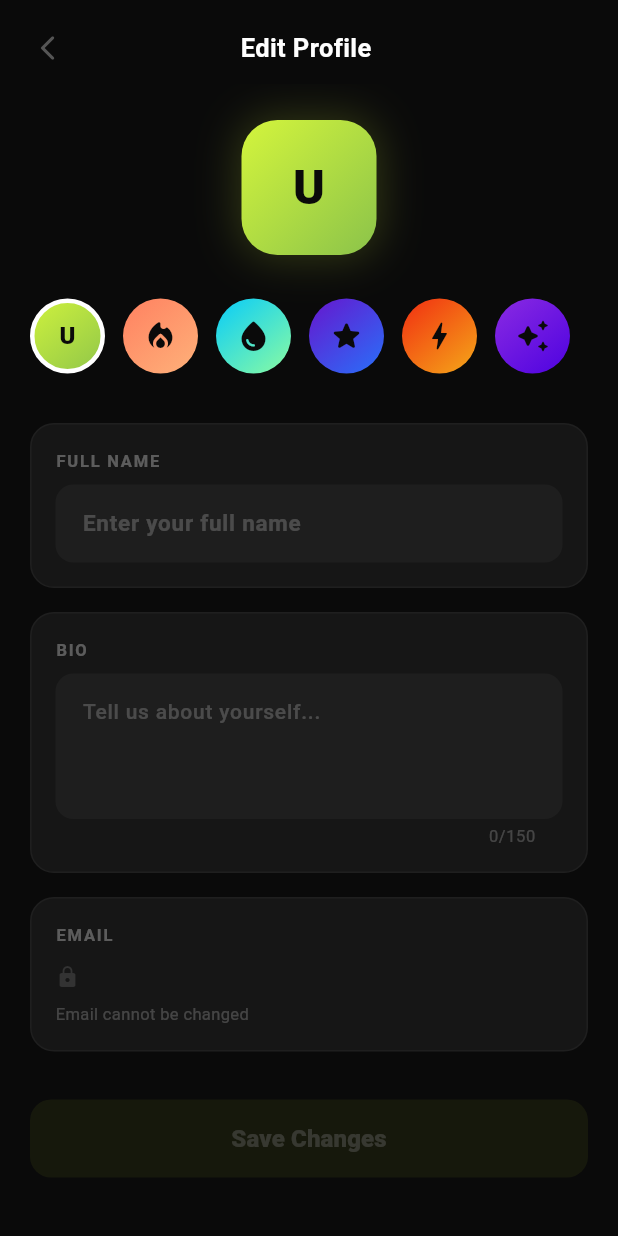
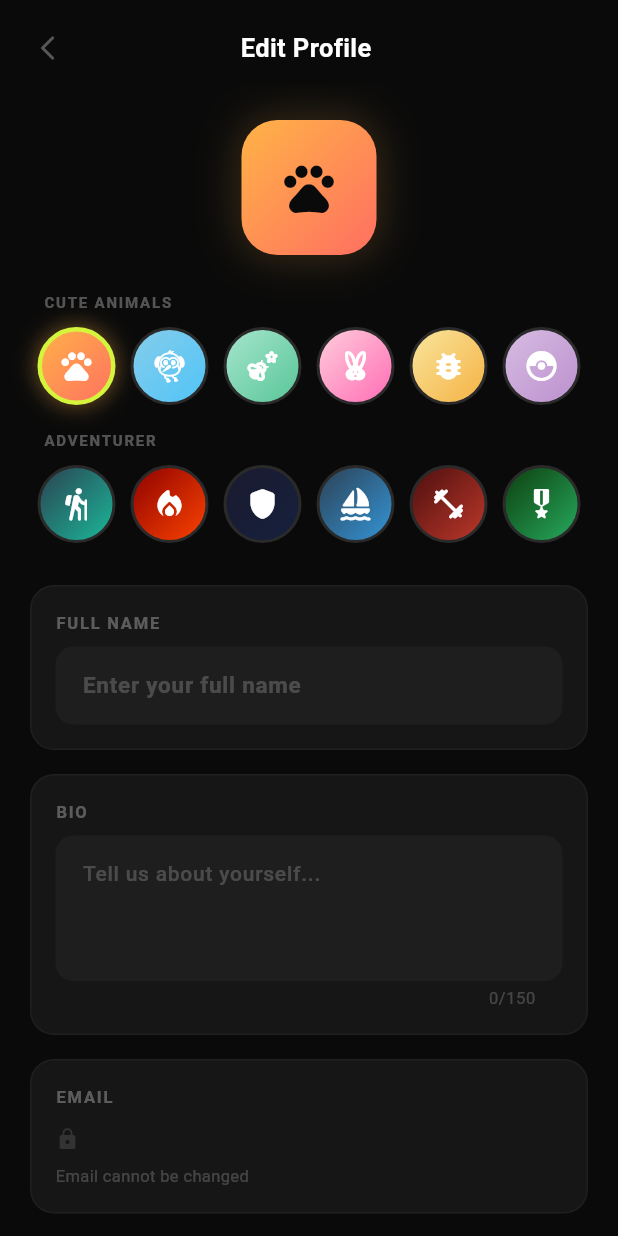
Before and after one commit to Brownspite/trekking_social, a Flutter app: the EditProfileScreen screen opened directly, on a phone screen of 412 x 824 dp. Run offline on Flutter 3.47's test engine with Material 3 defaults, Android fonts, the light colour scheme and no system bars; our stand-ins replace cloud_firestore, firebase_auth, firebase_core, google_sign_in; accounts and stored records are empty.

Commit message:
feat: Add cute animal and manly character avatars

```diff
--- a/lib/screens/edit_profile_screen.dart
+++ b/lib/screens/edit_profile_screen.dart
@@ -2,6 +2,7 @@ import 'package:flutter/material.dart';
 import 'package:firebase_auth/firebase_auth.dart';
 import 'package:cloud_firestore/cloud_firestore.dart';
 import '../services/auth_service.dart';
+import '../utils/avatar_styles.dart';
 
 class EditProfileScreen extends StatefulWidget {
   const EditProfileScreen({super.key});
@@ -23,14 +24,7 @@ class _EditProfileScreenState extends State<EditProfileScreen>
   int _originalAvatarId = 0;
   int _selectedAvatarId = 0;
 
-  static const List<Map<String, dynamic>> avatarStyles = [
-    {'colors': [Color(0xFFD4F53C), Color(0xFF8BC34A)], 'icon': null},
-    {'colors': [Color(0xFFFF7E5F), Color(0xFFFEB47B)], 'icon': Icons.local_fire_department_rounded},
-    {'colors': [Color(0xFF00C9FF), Color(0xFF92FE9D)], 'icon': Icons.water_drop_rounded},
-    {'colors': [Color(0xFF6A11CB), Color(0xFF2575FC)], 'icon': Icons.star_rounded},
-    {'colors': [Color(0xFFF12711), Color(0xFFF5AF19)], 'icon': Icons.bolt_rounded},
-    {'colors': [Color(0xFF8E2DE2), Color(0xFF4A00E0)], 'icon': Icons.auto_awesome_rounded},
-  ];
+  static List<Map<String, dynamic>> get avatarStyles => AvatarStyles.styles;
 
   late AnimationController _animController;
   late Animation<double> _fadeAnim;
@@ -233,57 +227,9 @@ class _EditProfileScreenState extends State<EditProfileScreen>
                           ),
                           const SizedBox(height: 24),
 
-                          SizedBox(
-                            height: 60,
-                            child: ListView.builder(
-                              scrollDirection: Axis.horizontal,
-                              itemCount: avatarStyles.length,
-                              itemBuilder: (context, index) {
-                                final style = avatarStyles[index];
-                                final isSelected = _selectedAvatarId == index;
-                                return GestureDetector(
-                                  onTap: () {
-                                    setState(() {
-                                      _selectedAvatarId = index;
-                                    });
-                                    _checkChanges();
-                                  },
-                                  child: Container(
-                                    width: 50,
-                                    height: 50,
-                                    margin: const EdgeInsets.only(right: 12),
-                                    decoration: BoxDecoration(
-                                      shape: BoxShape.circle,
-                                      gradient: LinearGradient(
-                                        begin: Alignment.topLeft,
-                                        end: Alignment.bottomRight,
-                                        colors: style['colors'],
-                                      ),
-                                      border: isSelected
-                                          ? Border.all(color: Colors.white, width: 3)
-                                          : Border.all(color: Colors.transparent, width: 3),
-                                    ),
-                                    child: Center(
-                                      child: style['icon'] == null
-                                          ? Text(
-                                              initials,
-                                              style: const TextStyle(
-                                                fontSize: 16,
-                                                fontWeight: FontWeight.w800,
-                                                color: Color(0xFF0A0A0A),
-                                              ),
-                                            )
-                                          : Icon(
-                                              style['icon'],
-                                              size: 24,
-                                              color: const Color(0xFF0A0A0A),
-                                            ),
-                                    ),
-                                  ),
-                                );
-                              },
-                            ),
-                          ),
+                          _buildAvatarSection('CUTE ANIMALS', 0, 6),
+                          const SizedBox(height: 16),
+                          _buildAvatarSection('ADVENTURER', 6, 12),
                           const SizedBox(height: 28),
 
                           Container(
@@ -543,6 +489,78 @@ class _EditProfileScreenState extends State<EditProfileScreen>
     );
   }
 
+  Widget _buildAvatarSection(String title, int start, int end) {
+    return Column(
+      crossAxisAlignment: CrossAxisAlignment.start,
+      children: [
+        Padding(
+          padding: const EdgeInsets.only(left: 4, bottom: 10),
+          child: Text(
+            title,
+            style: TextStyle(
+              fontSize: 10,
+              fontWeight: FontWeight.w700,
+              letterSpacing: 1.2,
+              color: Colors.white.withOpacity(0.3),
+            ),
+          ),
+        ),
+        Wrap(
+          spacing: 10,
+          runSpacing: 10,
+          children: List.generate(end - start, (i) {
+            final index = start + i;
+            final style = avatarStyles[index];
+            final isSelected = _selectedAvatarId == index;
+            return GestureDetector(
+              onTap: () {
+                setState(() => _selectedAvatarId = index);
+                _checkChanges();
+              },
+              child: AnimatedContainer(
+                duration: const Duration(milliseconds: 200),
+                width: 52,
+                height: 52,
+                decoration: BoxDecoration(
+                  shape: BoxShape.circle,
+                  gradient: LinearGradient(
+                    begin: Alignment.topLeft,
+                    end: Alignment.bottomRight,
+                    colors: style['colors'],
+                  ),
+                  border: isSelected
+                      ? Border.all(color: const Color(0xFFD4F53C), width: 3)
+                      : Border.all(color: const Color(0xFF2A2A2A), width: 2),
+                  boxShadow: isSelected
+                      ? [
+                          BoxShadow(
+                            color: (style['colors'] as List<Color>)[0].withOpacity(0.4),
+                            blurRadius: 12,
+                            spreadRadius: 1,
+                          ),
+                        ]
+                      : [],
+                ),
+                child: Center(
+                  child: style['icon'] == null
+                      ? Text(
+                          style['label'] ?? '',
+                          style: const TextStyle(fontSize: 24),
+                        )
+                      : Icon(
+                          style['icon'],
+                          size: 24,
+                          color: Colors.white,
+                        ),
+                ),
+              ),
+            );
+          }),
+        ),
+      ],
+    );
+  }
+
   String _getInitials(String name) {
     if (name.trim().isEmpty) return 'U';
     final parts = name.trim().split(RegExp(r'\s+'));
--- a/lib/screens/event_detail_screen.dart
+++ b/lib/screens/event_detail_screen.dart
@@ -3,6 +3,7 @@ import 'package:firebase_auth/firebase_auth.dart';
 import 'package:cloud_firestore/cloud_firestore.dart';
 import '../models/event_model.dart';
 import '../services/event_service.dart';
+import '../utils/avatar_styles.dart';
 import 'public_profile_screen.dart';
 import 'create_event_screen.dart';
 import 'bkash_payment_screen.dart';
@@ -27,14 +28,7 @@ class _EventDetailScreenState extends State<EventDetailScreen>
   List<Map<String, dynamic>> _attendees = [];
   int _spotsTaken = 0;
 
-  static const List<Map<String, dynamic>> _avatarStyles = [
-    {'colors': [Color(0xFFD4F53C), Color(0xFF8BC34A)], 'icon': null},
-    {'colors': [Color(0xFFFF7E5F), Color(0xFFFEB47B)], 'icon': Icons.local_fire_department_rounded},
-    {'colors': [Color(0xFF00C9FF), Color(0xFF92FE9D)], 'icon': Icons.water_drop_rounded},
-    {'colors': [Color(0xFF6A11CB), Color(0xFF2575FC)], 'icon': Icons.star_rounded},
-    {'colors': [Color(0xFFF12711), Color(0xFFF5AF19)], 'icon': Icons.bolt_rounded},
-    {'colors': [Color(0xFF8E2DE2), Color(0xFF4A00E0)], 'icon': Icons.auto_awesome_rounded},
-  ];
+  static List<Map<String, dynamic>> get _avatarStyles => AvatarStyles.styles;
 
   @override
   void initState() {
@@ -493,7 +487,7 @@ class _EventDetailScreenState extends State<EventDetailScreen>
                                         border: Border.all(color: const Color(0xFF222222), width: 1),
                                       ),
                                       child: _avatarStyles[avatarId]['icon'] == null
-                                        ? Center(child: Text(attendee['name'][0].toUpperCase(), style: const TextStyle(fontWeight: FontWeight.w800, color: Color(0xFF0A0A0A), fontSize: 16)))
+                                        ? Center(child: Text(_avatarStyles[avatarId]['label'] ?? attendee['name'][0].toUpperCase(), style: const TextStyle(fontWeight: FontWeight.w800, color: Color(0xFF0A0A0A), fontSize: 16)))
                                         : Icon(_avatarStyles[avatarId]['icon'], color: const Color(0xFF0A0A0A), size: 20),
                                     ),
                                   );
--- a/lib/screens/profile_screen.dart
+++ b/lib/screens/profile_screen.dart
@@ -2,6 +2,7 @@ import 'package:flutter/material.dart';
 import 'package:firebase_auth/firebase_auth.dart';
 import 'package:cloud_firestore/cloud_firestore.dart';
 import '../services/auth_service.dart';
+import '../utils/avatar_styles.dart';
 import 'edit_profile_screen.dart';
 import 'notifications_screen.dart';
 
@@ -22,14 +23,7 @@ class _ProfileScreenState extends State<ProfileScreen> {
   int _avatarId = 0;
   bool _isLoading = true;
 
-  static const List<Map<String, dynamic>> avatarStyles = [
-    {'colors': [Color(0xFFD4F53C), Color(0xFF8BC34A)], 'icon': null},
-    {'colors': [Color(0xFFFF7E5F), Color(0xFFFEB47B)], 'icon': Icons.local_fire_department_rounded},
-    {'colors': [Color(0xFF00C9FF), Color(0xFF92FE9D)], 'icon': Icons.water_drop_rounded},
-    {'colors': [Color(0xFF6A11CB), Color(0xFF2575FC)], 'icon': Icons.star_rounded},
-    {'colors': [Color(0xFFF12711), Color(0xFFF5AF19)], 'icon': Icons.bolt_rounded},
-    {'colors': [Color(0xFF8E2DE2), Color(0xFF4A00E0)], 'icon': Icons.auto_awesome_rounded},
-  ];
+  static List<Map<String, dynamic>> get avatarStyles => AvatarStyles.styles;
 
   @override
   void initState() {
@@ -151,12 +145,8 @@ class _ProfileScreenState extends State<ProfileScreen> {
                       child: Center(
                         child: avatarStyles[_avatarId]['icon'] == null
                             ? Text(
-                                initials,
-                                style: const TextStyle(
-                                  fontSize: 26,
-                                  fontWeight: FontWeight.w800,
-                                  color: Color(0xFF0A0A0A),
-                                ),
+                                avatarStyles[_avatarId]['label'] ?? '',
+                                style: const TextStyle(fontSize: 34),
                               )
                             : Icon(
                                 avatarStyles[_avatarId]['icon'],
--- a/lib/screens/public_profile_screen.dart
+++ b/lib/screens/public_profile_screen.dart
@@ -1,5 +1,6 @@
 import 'package:flutter/material.dart';
 import 'package:cloud_firestore/cloud_firestore.dart';
+import '../utils/avatar_styles.dart';
 
 class PublicProfileScreen extends StatefulWidget {
   final String uid;
@@ -14,14 +15,7 @@ class _PublicProfileScreenState extends State<PublicProfileScreen> {
   Map<String, dynamic>? _userData;
   bool _isLoading = true;
 
-  static const List<Map<String, dynamic>> avatarStyles = [
-    {'colors': [Color(0xFFD4F53C), Color(0xFF8BC34A)], 'icon': null},
-    {'colors': [Color(0xFFFF7E5F), Color(0xFFFEB47B)], 'icon': Icons.local_fire_department_rounded},
-    {'colors': [Color(0xFF00C9FF), Color(0xFF92FE9D)], 'icon': Icons.water_drop_rounded},
-    {'colors': [Color(0xFF6A11CB), Color(0xFF2575FC)], 'icon': Icons.star_rounded},
-    {'colors': [Color(0xFFF12711), Color(0xFFF5AF19)], 'icon': Icons.bolt_rounded},
-    {'colors': [Color(0xFF8E2DE2), Color(0xFF4A00E0)], 'icon': Icons.auto_awesome_rounded},
-  ];
+  static List<Map<String, dynamic>> get avatarStyles => AvatarStyles.styles;
 
   @override
   void initState() {
@@ -107,12 +101,8 @@ class _PublicProfileScreenState extends State<PublicProfileScreen> {
               child: Center(
                 child: avatarStyles[avatarId]['icon'] == null
                     ? Text(
-                        _getInitials(fullName),
-                        style: const TextStyle(
-                          fontSize: 32,
-                          fontWeight: FontWeight.w800,
-                          color: Color(0xFF0A0A0A),
-                        ),
+                        avatarStyles[avatarId]['label'] ?? '',
+                        style: const TextStyle(fontSize: 40),
                       )
                     : Icon(
                         avatarStyles[avatarId]['icon'],
--- /dev/null
+++ b/lib/utils/avatar_styles.dart
@@ -0,0 +1,89 @@
+import 'package:flutter/material.dart';
+
+/// Centralized avatar styles used across the app.
+/// Each avatar has a gradient, an optional icon, and an emoji label
+/// for display when no icon is set.
+///
+/// Index 0-5: Cute animals
+/// Index 6-11: Manly / adventurer characters
+class AvatarStyles {
+  AvatarStyles._();
+
+  static const List<Map<String, dynamic>> styles = [
+    // ── Cute Animals ──────────────────────────────────────────
+    {
+      'colors': [Color(0xFFFFB347), Color(0xFFFF6F61)],
+      'icon': Icons.pets_rounded,
+      'label': '🐱',
+      'name': 'Cat',
+    },
+    {
+      'colors': [Color(0xFF87CEEB), Color(0xFF4FC3F7)],
+      'icon': Icons.flutter_dash,
+      'label': '🐦',
+      'name': 'Bird',
+    },
+    {
+      'colors': [Color(0xFFA8E6CF), Color(0xFF56C596)],
+      'icon': Icons.emoji_nature_rounded,
+      'label': '🐸',
+      'name': 'Frog',
+    },
+    {
+      'colors': [Color(0xFFFFD1DC), Color(0xFFFF69B4)],
+      'icon': Icons.cruelty_free_rounded,
+      'label': '🐰',
+      'name': 'Bunny',
+    },
+    {
+      'colors': [Color(0xFFF9E79F), Color(0xFFF5B041)],
+      'icon': Icons.bug_report_rounded,
+      'label': '🐝',
+      'name': 'Bee',
+    },
+    {
+      'colors': [Color(0xFFD7BDE2), Color(0xFFBB8FCE)],
+      'icon': Icons.catching_pokemon_rounded,
+      'label': '🦋',
+      'name': 'Butterfly',
+    },
+
+    // ── Manly / Adventurer Characters ─────────────────────────
+    {
+      'colors': [Color(0xFF2C3E50), Color(0xFF1ABC9C)],
+      'icon': Icons.hiking_rounded,
+      'label': '🏔️',
+      'name': 'Hiker',
+    },
+    {
+      'colors': [Color(0xFF8B0000), Color(0xFFFF4500)],
+      'icon': Icons.local_fire_department_rounded,
+      'label': '🔥',
+      'name': 'Fire',
+    },
+    {
+      'colors': [Color(0xFF1A1A2E), Color(0xFF16213E)],
+      'icon': Icons.shield_rounded,
+      'label': '🛡️',
+      'name': 'Shield',
+    },
+    {
+      'colors': [Color(0xFF2C3E50), Color(0xFF3498DB)],
+      'icon': Icons.sailing_rounded,
+      'label': '⛵',
+      'name': 'Sailor',
+    },
+    {
+      'colors': [Color(0xFF4A0E0E), Color(0xFFC0392B)],
+      'icon': Icons.fitness_center_rounded,
+      'label': '💪',
+      'name': 'Strong',
+    },
+    {
+      'colors': [Color(0xFF0D3B0D), Color(0xFF27AE60)],
+      'icon': Icons.military_tech_rounded,
+      'label': '⭐',
+      'name': 'Ranger',
+    },
+  ];
+}
```
